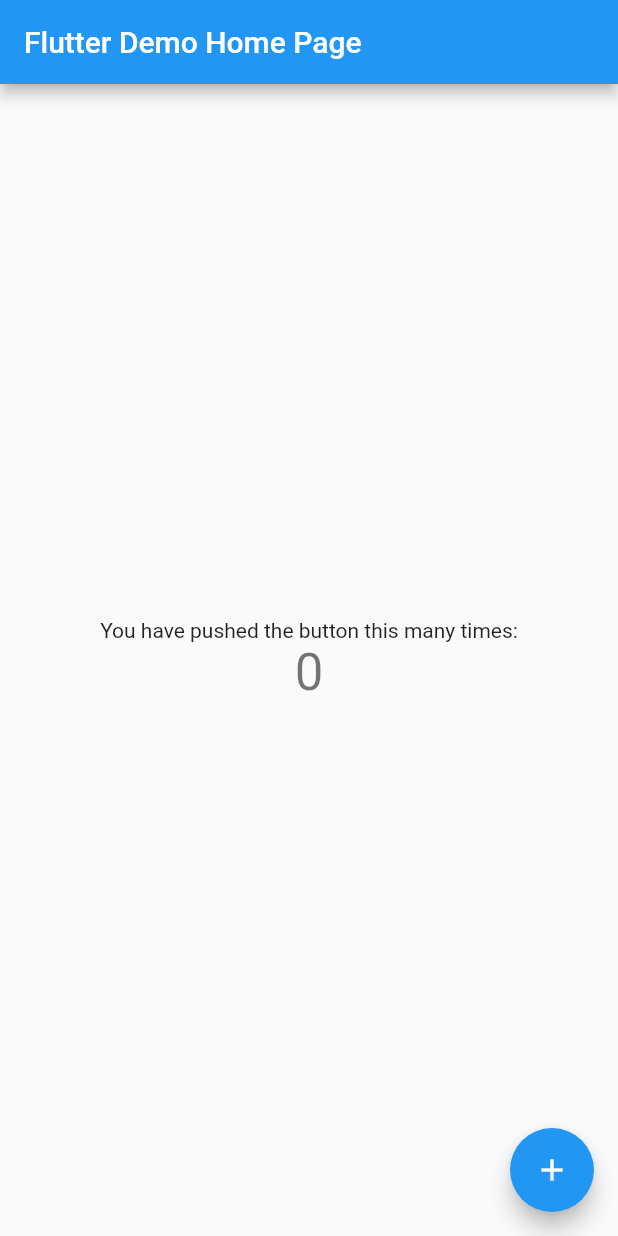
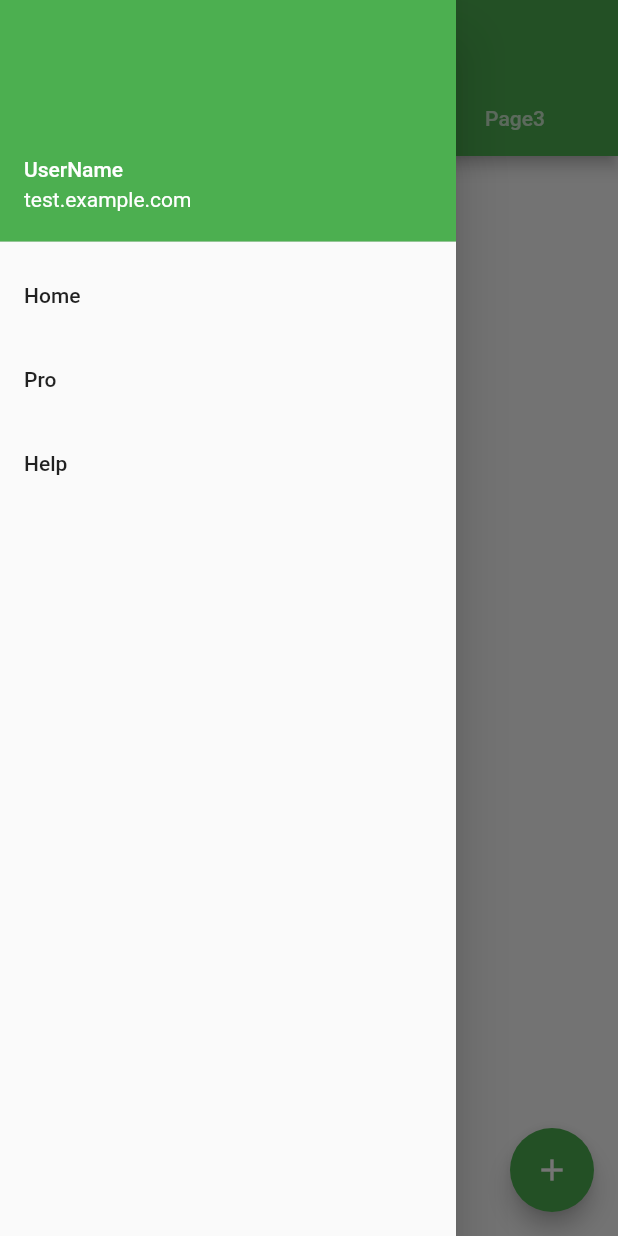
Before and after one commit to RYO1223/warikan, a Flutter app: the screen it shows after launch, with the side drawer open (before the commit the screen has no drawer), on a phone screen of 412 x 824 dp. Run offline on Flutter 3.47's test engine with Material 2 defaults, Android fonts, the phone set to English and light mode, and no system bars.

Commit message:
feat: フォルダ構成を調整

```diff
--- a/lib/main.dart
+++ b/lib/main.dart
@@ -1,4 +1,5 @@
 import 'package:flutter/material.dart';
+import 'package:warikan/src/features/home/home.dart';
 
 void main() {
   runApp(const MyApp());
@@ -12,55 +13,9 @@
     return MaterialApp(
       title: 'Flutter Demo',
       theme: ThemeData(
-        primarySwatch: Colors.blue,
+        primarySwatch: Colors.green,
       ),
-      home: const MyHomePage(title: 'Flutter Demo Home Page'),
+      home: const HomeScreen(title: 'HomeScreen'),
     );
   }
 }
-
-class MyHomePage extends StatefulWidget {
-  const MyHomePage({Key? key, required this.title}) : super(key: key);
-  final String title;
-
-  @override
-  State<MyHomePage> createState() => _MyHomePageState();
-}
-
-class _MyHomePageState extends State<MyHomePage> {
-  int _counter = 0;
-
-  void _incrementCounter() {
-    setState(() {
-      _counter++;
-    });
-  }
-
-  @override
-  Widget build(BuildContext context) {
-    return Scaffold(
-      appBar: AppBar(
-        title: Text(widget.title),
-      ),
-      body: Center(
-        child: Column(
-          mainAxisAlignment: MainAxisAlignment.center,
-          children: <Widget>[
-            const Text(
-              'You have pushed the button this many times:',
-            ),
-            Text(
-              '$_counter',
-              style: Theme.of(context).textTheme.headline4,
-            ),
-          ],
-        ),
-      ),
-      floatingActionButton: FloatingActionButton(
-        onPressed: _incrementCounter,
-        tooltip: 'Increment',
-        child: const Icon(Icons.add),
-      ),
-    );
-  }
-}
--- /dev/null
+++ b/lib/src/features/home/home.dart
@@ -0,0 +1,44 @@
+import 'package:flutter/material.dart';
+import 'package:warikan/src/shared/views/drawer.dart';
+
+class HomeScreen extends StatefulWidget {
+  const HomeScreen({Key? key, required this.title}) : super(key: key);
+  final String title;
+
+  @override
+  State<HomeScreen> createState() => _HomeScreenState();
+}
+
+class _HomeScreenState extends State<HomeScreen> {
+  @override
+  Widget build(BuildContext context) {
+    return DefaultTabController(
+      length: 3,
+      child: Scaffold(
+        appBar: AppBar(
+          title: Text(widget.title),
+          bottom: const TabBar(
+            tabs: [
+              Tab(text: 'Page1'),
+              Tab(text: 'Page2'),
+              Tab(text: 'Page3'),
+            ],
+          ),
+        ),
+        body: const TabBarView(
+          children: [
+            Text('page1'),
+            Text('Page2'),
+            Text('Page3'),
+          ],
+        ),
+        floatingActionButton: FloatingActionButton(
+          onPressed: () => {},
+          tooltip: 'Increment',
+          child: const Icon(Icons.add),
+        ),
+        drawer: const MyDrawer(),
+      ),
+    );
+  }
+}
--- /dev/null
+++ b/lib/src/shared/views/drawer.dart
@@ -0,0 +1,33 @@
+import 'package:flutter/material.dart';
+
+class MyDrawer extends StatefulWidget {
+  const MyDrawer({Key? key}) : super(key: key);
+
+  @override
+  State<MyDrawer> createState() => _MyDrawerState();
+}
+
+class _MyDrawerState extends State<MyDrawer> {
+  @override
+  Widget build(BuildContext context) {
+    return Drawer(
+      child: ListView(
+        children: const [
+          UserAccountsDrawerHeader(
+            accountName: Text('UserName'),
+            accountEmail: Text('test.example.com'),
+          ),
+          ListTile(
+            title: Text('Home'),
+          ),
+          ListTile(
+            title: Text('Pro'),
+          ),
+          ListTile(
+            title: Text('Help'),
+          ),
+        ],
+      ),
+    );
+  }
+}
```
